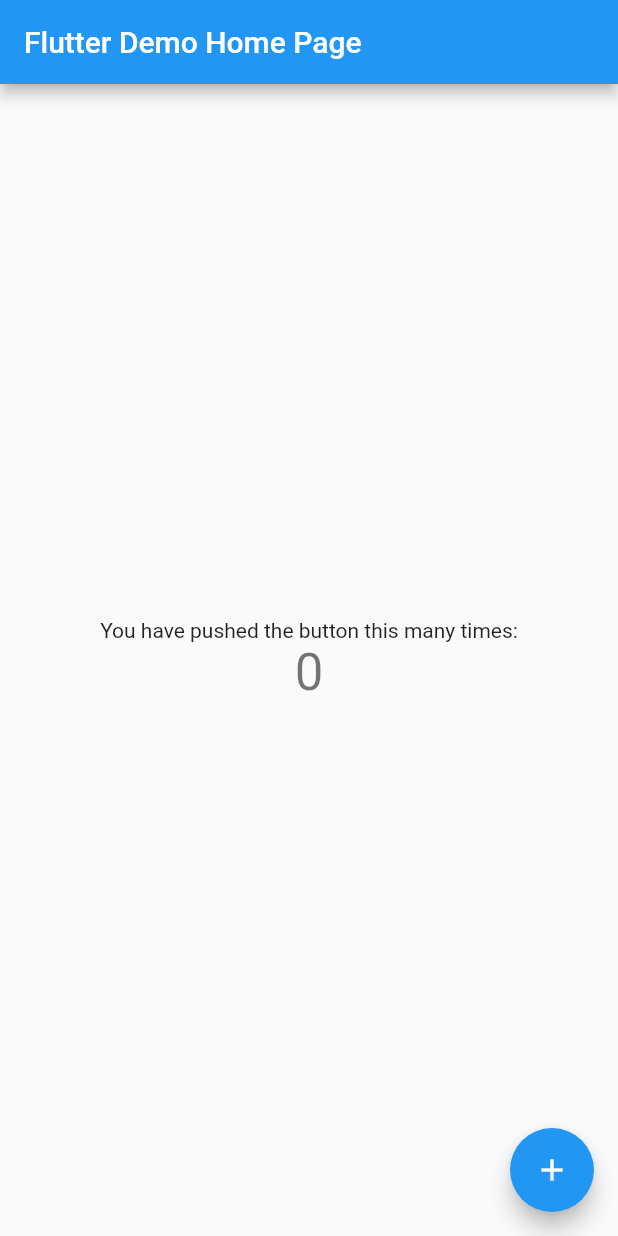
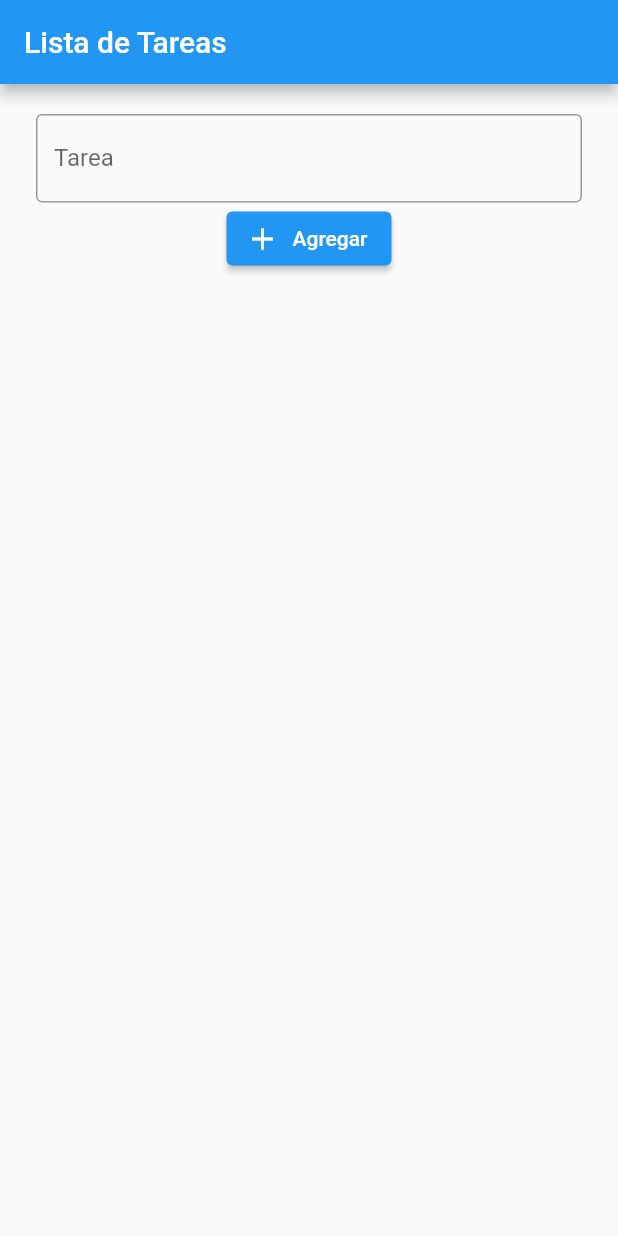
Before and after one commit to paulocrr/to_do_list, a Flutter app: the screen it shows after launch, on a phone screen of 412 x 824 dp. Run offline on Flutter 3.47's test engine with Material 2 defaults, Android fonts, the phone set to English and light mode, and no system bars.

Commit message:
feat: Se agrego el diseño del formulario

```diff
--- /dev/null
+++ b/lib/home_page.dart
@@ -0,0 +1,26 @@
+import 'package:flutter/material.dart';
+import 'package:to_do_list/language/to_do_list_texts.dart';
+import 'package:to_do_list/widgets/add_task_form.dart';
+
+class HomePage extends StatelessWidget {
+  const HomePage({super.key});
+
+  @override
+  Widget build(BuildContext context) {
+    return Scaffold(
+      appBar: AppBar(
+        title: Text(ToDoListTexts.appBarTitle),
+      ),
+      body: Padding(
+        padding: const EdgeInsets.all(16),
+        child: Column(
+          children: [
+            const Expanded(
+              child: AddTaskForm(),
+            ),
+          ],
+        ),
+      ),
+    );
+  }
+}
--- /dev/null
+++ b/lib/language/to_do_list_texts.dart
@@ -0,0 +1,6 @@
+class ToDoListTexts {
+  static var appBarTitle = 'Lista de Tareas';
+  static var taskInputTextHint = 'Escribe la tarea que quieras';
+  static var taskInputTextLabel = 'Tarea';
+  static var addTaskButtonLabel = 'Agregar';
+}
--- a/lib/main.dart
+++ b/lib/main.dart
@@ -1,4 +1,5 @@
 import 'package:flutter/material.dart';
+import 'package:to_do_list/home_page.dart';
 
 void main() {
   runApp(const MyApp());
@@ -11,105 +12,11 @@ class MyApp extends StatelessWidget {
   @override
   Widget build(BuildContext context) {
     return MaterialApp(
-      title: 'Flutter Demo',
+      title: 'To-do List',
       theme: ThemeData(
-        // This is the theme of your application.
-        //
-        // Try running your application with "flutter run". You'll see the
-        // application has a blue toolbar. Then, without quitting the app, try
-        // changing the primarySwatch below to Colors.green and then invoke
-        // "hot reload" (press "r" in the console where you ran "flutter run",
-        // or simply save your changes to "hot reload" in a Flutter IDE).
-        // Notice that the counter didn't reset back to zero; the application
-        // is not restarted.
         primarySwatch: Colors.blue,
       ),
-      home: const MyHomePage(title: 'Flutter Demo Home Page'),
+      home: const HomePage(),
     );
   }
 }
-
-class MyHomePage extends StatefulWidget {
-  const MyHomePage({super.key, required this.title});
-
-  // This widget is the home page of your application. It is stateful, meaning
-  // that it has a State object (defined below) that contains fields that affect
-  // how it looks.
-
-  // This class is the configuration for the state. It holds the values (in this
-  // case the title) provided by the parent (in this case the App widget) and
-  // used by the build method of the State. Fields in a Widget subclass are
-  // always marked "final".
-
-  final String title;
-
-  @override
-  State<MyHomePage> createState() => _MyHomePageState();
-}
-
-class _MyHomePageState extends State<MyHomePage> {
-  int _counter = 0;
-
-  void _incrementCounter() {
-    setState(() {
-      // This call to setState tells the Flutter framework that something has
-      // changed in this State, which causes it to rerun the build method below
-      // so that the display can reflect the updated values. If we changed
-      // _counter without calling setState(), then the build method would not be
-      // called again, and so nothing would appear to happen.
-      _counter++;
-    });
-  }
-
-  @override
-  Widget build(BuildContext context) {
-    // This method is rerun every time setState is called, for instance as done
-    // by the _incrementCounter method above.
-    //
-    // The Flutter framework has been optimized to make rerunning build methods
-    // fast, so that you can just rebuild anything that needs updating rather
-    // than having to individually change instances of widgets.
-    return Scaffold(
-      appBar: AppBar(
-        // Here we take the value from the MyHomePage object that was created by
-        // the App.build method, and use it to set our appbar title.
-        title: Text(widget.title),
-      ),
-      body: Center(
-        // Center is a layout widget. It takes a single child and positions it
-        // in the middle of the parent.
-        child: Column(
-          // Column is also a layout widget. It takes a list of children and
-          // arranges them vertically. By default, it sizes itself to fit its
-          // children horizontally, and tries to be as tall as its parent.
-          //
-          // Invoke "debug painting" (press "p" in the console, choose the
-          // "Toggle Debug Paint" action from the Flutter Inspector in Android
-          // Studio, or the "Toggle Debug Paint" command in Visual Studio Code)
-          // to see the wireframe for each widget.
-          //
-          // Column has various properties to control how it sizes itself and
-          // how it positions its children. Here we use mainAxisAlignment to
-          // center the children vertically; the main axis here is the vertical
-          // axis because Columns are vertical (the cross axis would be
-          // horizontal).
-          mainAxisAlignment: MainAxisAlignment.center,
-          children: <Widget>[
-            const Text(
-              'You have pushed the button this many times:',
-            ),
-            Text(
-              '$_counter',
-              style: Theme.of(context).textTheme.headline4,
-            ),
-          ],
-        ),
-      ),
-      floatingActionButton: FloatingActionButton(
-        onPressed: _incrementCounter,
-        tooltip: 'Increment',
-        child: const Icon(Icons.add),
-      ), // This trailing comma makes auto-formatting nicer for build methods.
-    );
-  }
-}
--- /dev/null
+++ b/lib/widgets/add_task_form.dart
@@ -0,0 +1,29 @@
+import 'package:flutter/material.dart';
+import 'package:to_do_list/language/to_do_list_texts.dart';
+
+class AddTaskForm extends StatelessWidget {
+  const AddTaskForm({super.key});
+
+  @override
+  Widget build(BuildContext context) {
+    return Padding(
+      padding: const EdgeInsets.symmetric(vertical: 4, horizontal: 8),
+      child: Column(
+        children: [
+          TextField(
+            decoration: InputDecoration(
+              hintText: ToDoListTexts.taskInputTextHint,
+              border: const OutlineInputBorder(),
+              label: Text(ToDoListTexts.taskInputTextLabel),
+            ),
+          ),
+          ElevatedButton.icon(
+            onPressed: () {},
+            icon: const Icon(Icons.add),
+            label: Text(ToDoListTexts.addTaskButtonLabel),
+          )
+        ],
+      ),
+    );
+  }
+}
```
